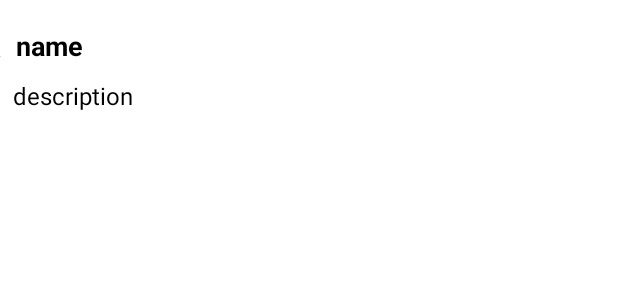
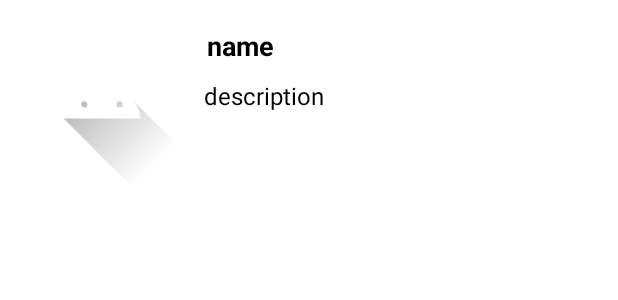
Before and after one commit to SeifEldinMohamed/Paging-3-Demo, an Android app: the layout item_character_row.xml on its own in the app's theme, with its tools: preview values and no code run, on a phone screen of 412 x 824 dp. Shown: the top 300 px of the screen. Run offline under Robolectric (Android 15) with nearby library versions, the phone set to English and light mode, and no system bars.

```diff
--- a/app/src/main/AndroidManifest.xml
+++ b/app/src/main/AndroidManifest.xml
@@ -2,7 +2,9 @@
 <manifest xmlns:android="http://schemas.android.com/apk/res/android"
     package="com.seif.pagingv3demo">
 
+    <uses-permission android:name="android.permission.INTERNET" />
     <application
+        android:name=".MyApplication"
         android:allowBackup="true"
         android:icon="@mipmap/ic_launcher"
         android:label="@string/app_name"
--- a/app/src/main/java/com/seif/pagingv3demo/MyApplication.kt
+++ b/app/src/main/java/com/seif/pagingv3demo/MyApplication.kt
@@ -1,6 +1,7 @@
 package com.seif.pagingv3demo
 
+import android.app.Application
 import dagger.hilt.android.HiltAndroidApp
 
 @HiltAndroidApp
-class MyApplication
+class MyApplication: Application()
--- a/app/src/main/java/com/seif/pagingv3demo/network/ApiService.kt
+++ b/app/src/main/java/com/seif/pagingv3demo/network/ApiService.kt
@@ -1,11 +1,11 @@
 package com.seif.pagingv3demo.network
 
-import com.seif.pagingv3demo.model.CharacterData
 import com.seif.pagingv3demo.model.Data
 import retrofit2.http.GET
 import retrofit2.http.Query
 
 interface ApiService {
     @GET("character")
-    suspend fun getDataFromApi(@Query("page") query:Int):Data // page number as query parameter
+    suspend fun getDataFromApi(@Query("page") page:Int):Data // page number as query parameter
+
 }
--- a/app/src/main/java/com/seif/pagingv3demo/ui/homeFragment/CharactersAdapter.kt
+++ b/app/src/main/java/com/seif/pagingv3demo/ui/homeFragment/CharactersAdapter.kt
@@ -17,8 +17,7 @@ class CharactersAdapter :
         fun bind(item: CharacterData) {
             binding.tvName.text = item.name
             binding.tvDescription.text = item.species
-            Glide.with(binding.root.context).load(item.url)
-                .circleCrop()
+            Glide.with(binding.root.context).load(item.image)
                 .into(binding.ivCharacter)
 
         }
--- a/app/src/main/res/layout/fragment_home.xml
+++ b/app/src/main/res/layout/fragment_home.xml
@@ -10,6 +10,7 @@
         android:id="@+id/rv_characters"
         android:layout_width="match_parent"
         android:layout_height="match_parent"
+        android:paddingTop="8dp"
         app:layout_constraintBottom_toBottomOf="parent"
         app:layout_constraintEnd_toEndOf="parent"
         app:layout_constraintStart_toStartOf="parent"
--- a/app/src/main/res/layout/item_character_row.xml
+++ b/app/src/main/res/layout/item_character_row.xml
@@ -3,18 +3,22 @@
     xmlns:app="http://schemas.android.com/apk/res-auto"
     xmlns:tools="http://schemas.android.com/tools"
     android:layout_width="match_parent"
-    android:layout_height="wrap_content">
+    android:layout_height="wrap_content"
+    android:background="@color/white">
 
     <ImageView
         android:id="@+id/iv_character"
-        android:layout_width="wrap_content"
-        android:layout_height="wrap_content"
+        android:layout_width="120dp"
+        android:layout_height="120dp"
+        android:layout_marginTop="8dp"
+        android:layout_marginBottom="8dp"
+        android:layout_marginStart="8dp"
         android:contentDescription="@string/character_image_description"
         app:layout_constraintBottom_toBottomOf="parent"
         app:layout_constraintStart_toStartOf="parent"
         app:layout_constraintTop_toTopOf="parent"
         tools:ignore="ImageContrastCheck"
-        tools:srcCompat="@tools:sample/avatars" />
+        android:src="@drawable/ic_launcher_foreground"/>
 
     <TextView
         android:id="@+id/tv_name"
```
Also changed, not shown: app/src/main/java/com/seif/pagingv3demo/di/NetworkModule.kt (+11 -0 lines), app/src/main/java/com/seif/pagingv3demo/ui/MainActivity.kt (+9 -2 lines), app/src/main/java/com/seif/pagingv3demo/ui/homeFragment/HomeFragment.kt (+16 -2 lines), app/src/main/java/com/seif/pagingv3demo/util/CharacterPagingSource.kt (+38 -10 lines), app/src/main/java/com/seif/pagingv3demo/viewmodel/MainViewModel.kt (added, +30 -0 lines), app/src/main/res/layout/activity_main.xml (+11 -8 lines).
